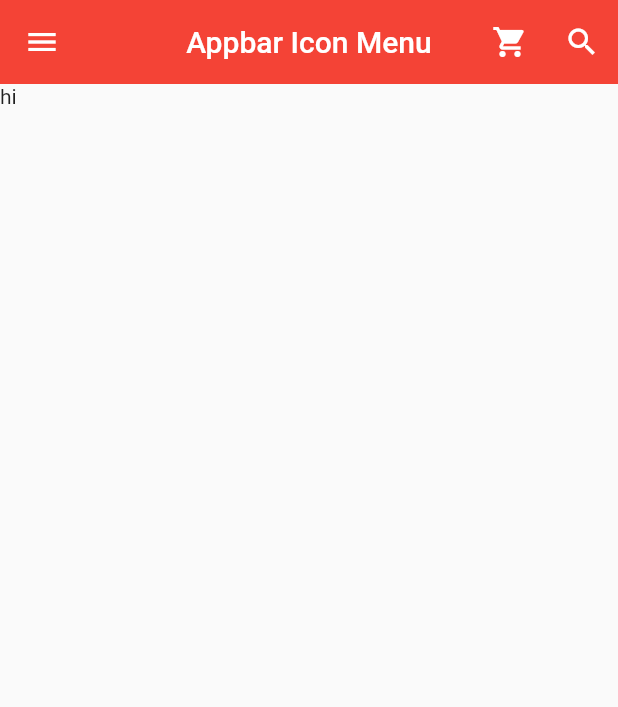
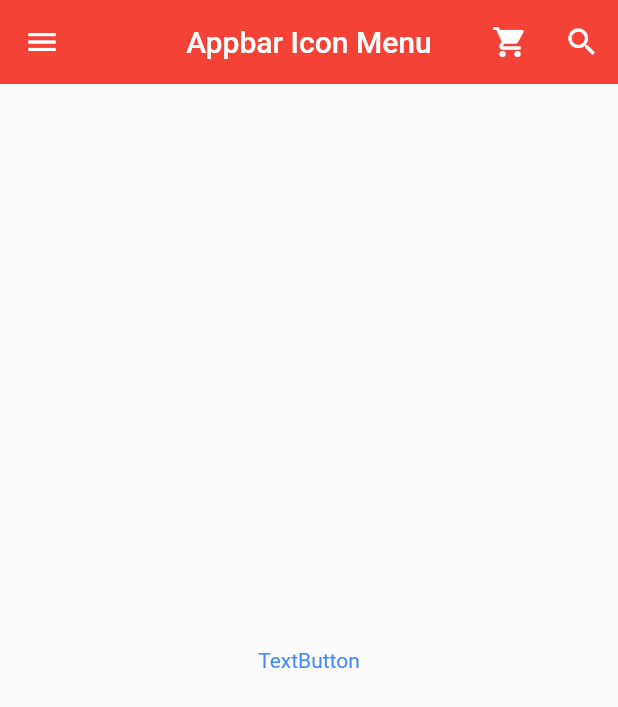
Before and after one commit to meeeeju/Flutter_Practice, a Flutter app: the screen it shows after launch, on a phone screen of 412 x 824 dp. Shown: the top 707 px of the screen. Run offline on Flutter 3.47's test engine with Material 2 defaults, Android fonts, the phone set to English and light mode, and no system bars; statements that could not run were skipped.

Commit message:
feat: Add SnackBar to study concept of BuildContext context + Builder Widget
but this function is not working now (it is deprecated)

```diff
--- a/lib/main.dart
+++ b/lib/main.dart
@@ -8,6 +8,7 @@ class MyApp extends StatelessWidget {
   @override
   Widget build(BuildContext context) {
     return MaterialApp(
+      // 플러터에 sdk에서 제공하는 모든 위젯 사용가능해짐
       title: 'Appbar',
       theme: ThemeData(primarySwatch: Colors.red),
       home: MyPage(),
@@ -112,7 +113,21 @@ class MyPage extends StatelessWidget {
             ],
           ),
         ),
-      body: Text('hi'),
+        body: Builder(
+          builder: (ctx) {
+            return Center(
+              child: TextButton(
+                onPressed: () {
+                  Scaffold.of(ctx).showSnackBar(SnackBar(content: Text("hellooo")))
+                },
+                style: ButtonStyle(
+                  textStyle: MaterialStateProperty.all(TextStyle(fontSize: 14)),
+                  foregroundColor: MaterialStateProperty.all(Colors.blueAccent),
+                ),
+                child: Text("TextButton"),
+              ),
             );
           }
+        ));
   }
+}
```
Lines whose indentation alone changed are shown as unchanged.
